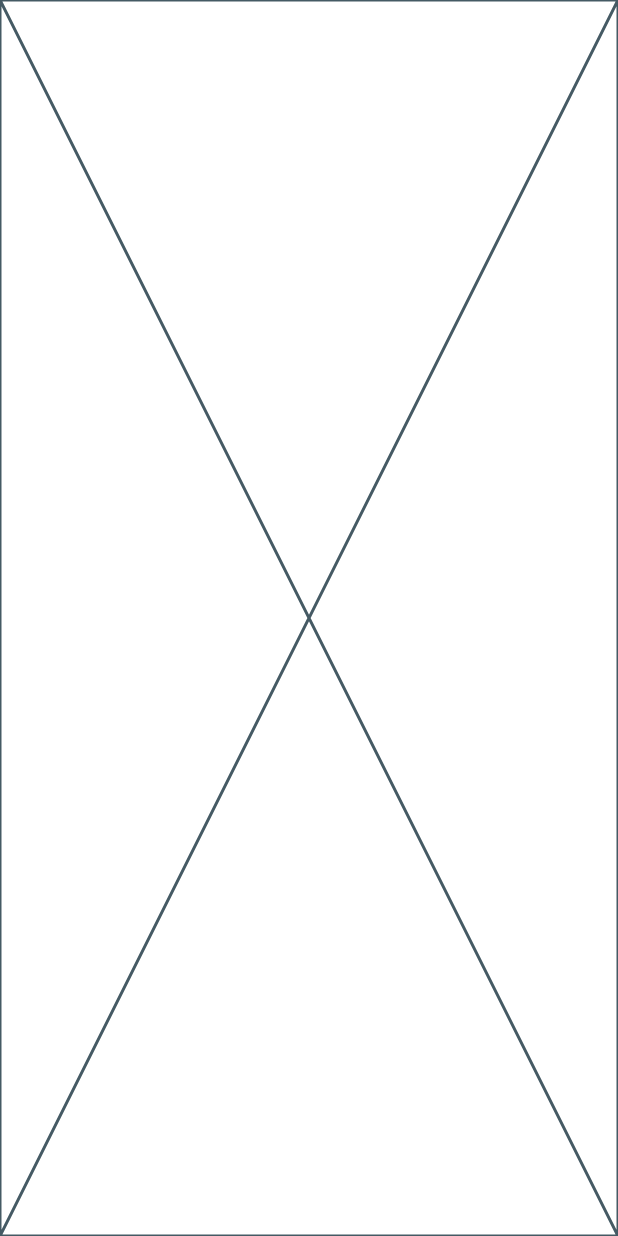
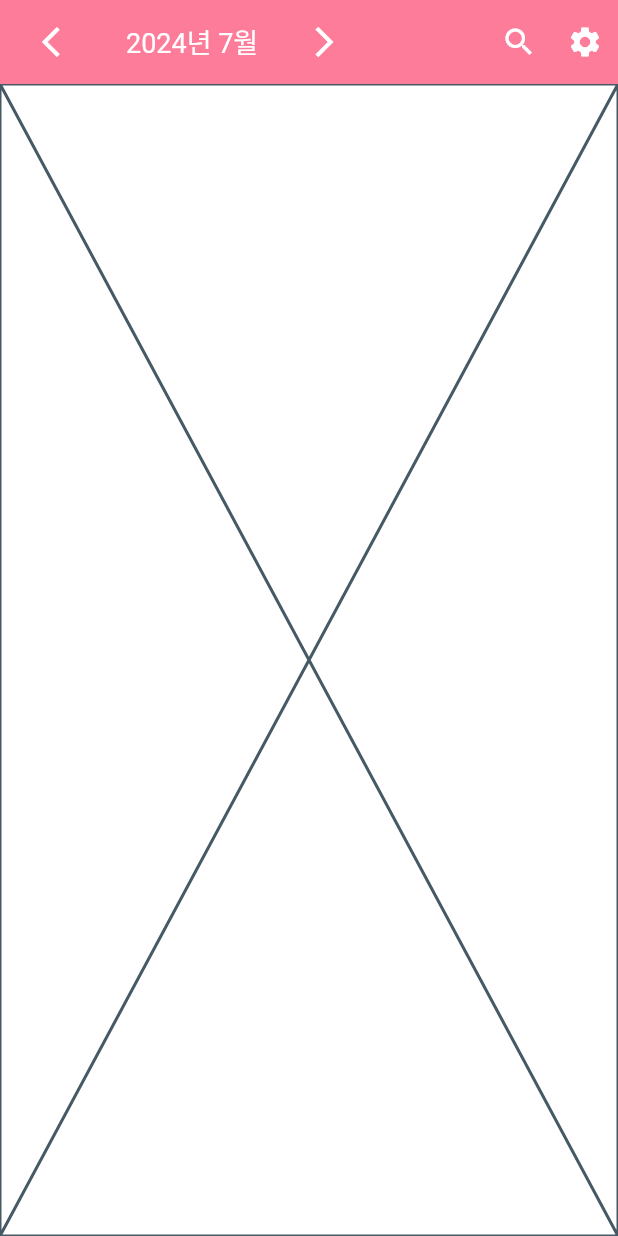
Before and after one commit to greenpig4b/pink-project-flutter, a Flutter app: the ResultPage screen opened directly, on a phone screen of 412 x 824 dp. Run offline on Flutter 3.47's test engine with Material 3 defaults, Android fonts, the phone set to English and light mode, and no system bars; our stand-ins replace dio, fl_chart, flutter_riverpod, flutter_secure_storage, flutter_svg, font_awesome_flutter and 1 more; accounts and stored records are empty.

Commit message:
result app bar

```diff
--- a/lib/ui/main/result/components/result_app_bar.dart
+++ b/lib/ui/main/result/components/result_app_bar.dart
@@ -1,53 +1,54 @@
 import 'package:flutter/material.dart';
+import 'package:flutter_riverpod/flutter_riverpod.dart';
+import 'package:intl/intl.dart';
+import 'package:pinkpig_project_flutter/ui/main/transaction/daily/viewmodel/transaction_calender_viewmodel.dart';
 
-class ResultAppBar extends StatelessWidget {
-  DateTime _selectedDate = DateTime.now();
-  late TabController _tabController;
-  ResultAppBar({super.key});
+final calendarProvider = StateNotifierProvider<CalendarViewmodel, DateTime>((ref) {
+  return CalendarViewmodel();
+});
 
+class ResultAppBar extends ConsumerWidget implements PreferredSizeWidget {
   @override
-  Widget build(BuildContext context) {
+  Widget build(BuildContext context, WidgetRef ref) {
+    final selectedDate = ref.watch(calendarProvider);
 
-    void _nextMonth() {
-      _selectedDate = DateTime(_selectedDate.year, _selectedDate.month + 1, 1);
-      _tabController.animateTo(0);
-    }
-
-    void _previousMonth() {
-      _selectedDate = DateTime(_selectedDate.year, _selectedDate.month - 1, 1);
-      _tabController.animateTo(0);
-    }
     return AppBar(
-      title: GestureDetector(
-        onHorizontalDragEnd: (details) {
-          if (details.primaryVelocity! < 0) {
-            _nextMonth();
-          } else if (details.primaryVelocity! > 0) {
-            _previousMonth();
-          }
-        },
-        child: Row(
-          mainAxisAlignment: MainAxisAlignment.spaceBetween,
+      backgroundColor: Color(0xFFFC7C9A),
+      automaticallyImplyLeading: false,
+      title: Row(
+        mainAxisAlignment: MainAxisAlignment.start,
         children: [
           IconButton(
-              icon: Icon(Icons.arrow_back, color: Colors.white,),
-              onPressed: _previousMonth,
+            icon: Icon(Icons.arrow_back_ios, color: Colors.white),
+            onPressed: () => ref.read(calendarProvider.notifier).prevMonth(),
           ),
+          SizedBox(width: 20.0),
           Text(
-              '${_selectedDate.year}년 ${_selectedDate.month}월',
-              style: TextStyle(
-                color: Colors.white,
-                fontSize: 18.0,
+            DateFormat.yMMMM('ko_KR').format(selectedDate),
+            style: TextStyle(fontSize: 18, color: Colors.white),
           ),
-            ),
+          SizedBox(width: 20.0),
           IconButton(
-              icon: Icon(Icons.arrow_forward, color: Colors.white,),
-              onPressed: _nextMonth,
+            icon: Icon(Icons.arrow_forward_ios, color: Colors.white),
+            onPressed: () => ref.read(calendarProvider.notifier).nextMonth(),
           ),
         ],
       ),
+      actions: [
+        Padding(
+          padding: const EdgeInsets.only(right: 10.0),
+          child: const Row(
+            children: [
+              Icon(Icons.search, color: Colors.white),
+              SizedBox(width: 20.0),
+              Icon(Icons.settings, color: Colors.white),
+            ],
           ),
-      backgroundColor: const Color(0xFFFC7C9A),
+        ),
+      ],
     );
   }
+
+  @override
+  Size get preferredSize => Size.fromHeight(kToolbarHeight);
 }
--- a/lib/ui/main/result/result_page.dart
+++ b/lib/ui/main/result/result_page.dart
@@ -8,7 +8,7 @@ class ResultPage extends StatelessWidget {
   Widget build(BuildContext context) {
     return Scaffold(
       backgroundColor: Colors.white,
-      // appBar: ResultAppBar(),
+      appBar: ResultAppBar(),
       body: ResultBody(),
     );
   }
```
Lines whose indentation alone changed are shown as unchanged.
